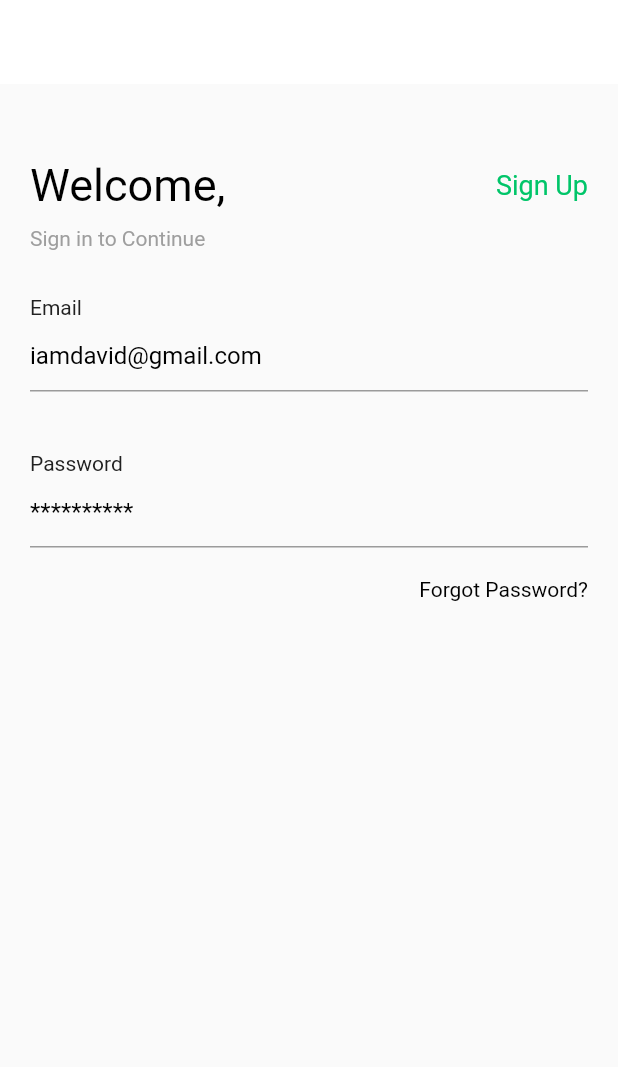
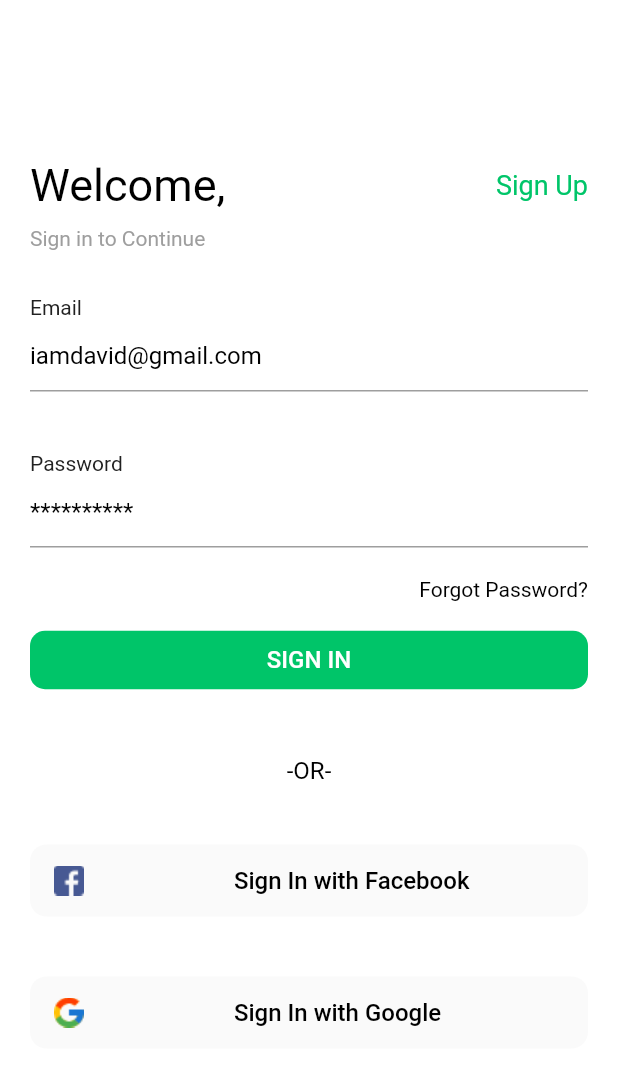
Before and after one commit to usamaaelgendy/Ecommerce_App, a Flutter app: the screen it shows after launch, on a phone screen of 412 x 824 dp. Shown: the top 1067 px of the screen. Run offline on Flutter 3.47's test engine with Material 2 defaults, Android fonts, the phone set to English and light mode, and no system bars.

Commit message:
Sign in ui 2

```diff
--- a/lib/view/auth/login_screen.dart
+++ b/lib/view/auth/login_screen.dart
@@ -1,15 +1,19 @@
-import 'package:ecommerce_app/constance.dart';
+import 'package:ecommerce_app/view/widgets/custom_buttom.dart';
+import 'package:ecommerce_app/view/widgets/custom_button_social.dart';
 import 'package:ecommerce_app/view/widgets/custom_text.dart';
 import 'package:ecommerce_app/view/widgets/custom_text_form_field.dart';
 import 'package:flutter/material.dart';
+
+import '../../constance.dart';
 
 class LoginScreen extends StatelessWidget {
   @override
   Widget build(BuildContext context) {
     return Scaffold(
+      backgroundColor: Colors.white,
       appBar: AppBar(
+        backgroundColor: Colors.white,
         elevation: 0.0,
-        backgroundColor: Colors.white,
       ),
       body: Padding(
         padding: const EdgeInsets.only(
@@ -67,6 +71,36 @@ class LoginScreen extends StatelessWidget {
               fontSize: 14,
               alignment: Alignment.topRight,
             ),
+            SizedBox(
+              height: 15,
+            ),
+            CustomButton(
+              onPress: () {},
+              text: 'SIGN IN',
+            ),
+            SizedBox(
+              height: 40,
+            ),
+            CustomText(
+              text: '-OR-',
+              alignment: Alignment.center,
+            ),
+            SizedBox(
+              height: 40,
+            ),
+            CustomButtonSocial(
+              text: 'Sign In with Facebook',
+              onPress: () {},
+              imageName: 'assets/images/facebook.png',
+            ),
+            SizedBox(
+              height: 40,
+            ),
+            CustomButtonSocial(
+              text: 'Sign In with Google',
+              onPress: () {},
+              imageName: 'assets/images/google.png',
+            ),
           ],
         ),
       ),
--- /dev/null
+++ b/lib/view/widgets/custom_buttom.dart
@@ -0,0 +1,35 @@
+import 'package:flutter/material.dart';
+
+import '../../constance.dart';
+import 'custom_text.dart';
+
+class CustomButton extends StatelessWidget {
+  final String text;
+
+  final Color color;
+
+  final Function onPress;
+
+  CustomButton({
+    @required this.onPress,
+    this.text = 'Write text ',
+    this.color = primaryColor,
+  });
+
+  @override
+  Widget build(BuildContext context) {
+    return FlatButton(
+      shape: new RoundedRectangleBorder(
+        borderRadius: new BorderRadius.circular(10.0),
+      ),
+      padding: EdgeInsets.all(10),
+      onPressed: onPress,
+      color: primaryColor,
+      child: CustomText(
+        alignment: Alignment.center,
+        text: text,
+        color: Colors.white,
+      ),
+    );
+  }
+}
--- /dev/null
+++ b/lib/view/widgets/custom_button_social.dart
@@ -0,0 +1,42 @@
+import 'package:flutter/material.dart';
+
+import 'custom_text.dart';
+
+class CustomButtonSocial extends StatelessWidget {
+  final String text;
+  final String imageName;
+  final Function onPress;
+
+  CustomButtonSocial({
+    @required this.text,
+    @required this.imageName,
+    @required this.onPress,
+  });
+
+  @override
+  Widget build(BuildContext context) {
+    return Container(
+      decoration: BoxDecoration(
+        borderRadius: BorderRadius.circular(11),
+        color: Colors.grey.shade50,
+      ),
+      child: FlatButton(
+        onPressed: onPress,
+        shape: new RoundedRectangleBorder(
+          borderRadius: new BorderRadius.circular(10.0),
+        ),
+        child: Row(
+          children: [
+            Image.asset(imageName),
+            SizedBox(
+              width: 100,
+            ),
+            CustomText(
+              text: text,
+            ),
+          ],
+        ),
+      ),
+    );
+  }
+}
```
